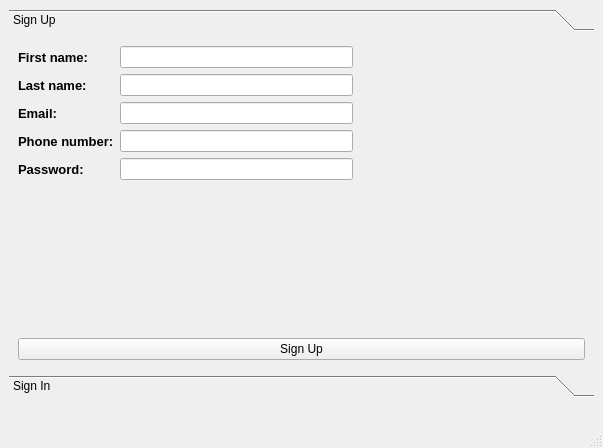
Before: the Qt Designer form Client/UI/signUpInGUI.ui in GalTzemach/MyFinalProject, drawn with Qt 5.
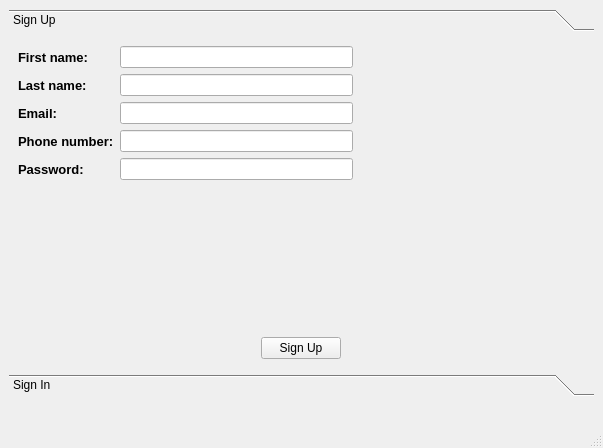
After: the same form once the commit is applied.

```diff
--- a/Client/UI/signUpInGUI.ui
+++ b/Client/UI/signUpInGUI.ui
@@ -32,7 +32,7 @@
          <x>0</x>
          <y>0</y>
          <width>581</width>
-         <height>312</height>
+         <height>308</height>
         </rect>
        </property>
        <attribute name="label">
@@ -281,6 +281,11 @@
               </disabled>
              </palette>
             </property>
+            <property name="font">
+             <font>
+              <pointsize>10</pointsize>
+             </font>
+            </property>
             <property name="text">
              <string/>
             </property>
@@ -300,11 +305,24 @@
            </spacer>
           </item>
           <item>
+           <layout class="QHBoxLayout" name="horizontalLayout_3">
+            <item>
            <widget class="QPushButton" name="signUp_pushButton">
+              <property name="sizePolicy">
+               <sizepolicy hsizetype="Fixed" vsizetype="Fixed">
+                <horstretch>0</horstretch>
+                <verstretch>0</verstretch>
+               </sizepolicy>
+              </property>
+              <property name="layoutDirection">
+               <enum>Qt::LeftToRight</enum>
+              </property>
             <property name="text">
              <string>Sign Up</string>
             </property>
            </widget>
+            </item>
+           </layout>
           </item>
          </layout>
         </item>
@@ -914,6 +932,13 @@
         </disabled>
        </palette>
       </property>
+      <property name="font">
+       <font>
+        <pointsize>10</pointsize>
+        <weight>75</weight>
+        <bold>true</bold>
+       </font>
+      </property>
       <property name="text">
        <string/>
       </property>
```
Left out of the diff: 17 changed lines with no effect on the pictures. Lines whose indentation alone changed are shown as unchanged.
